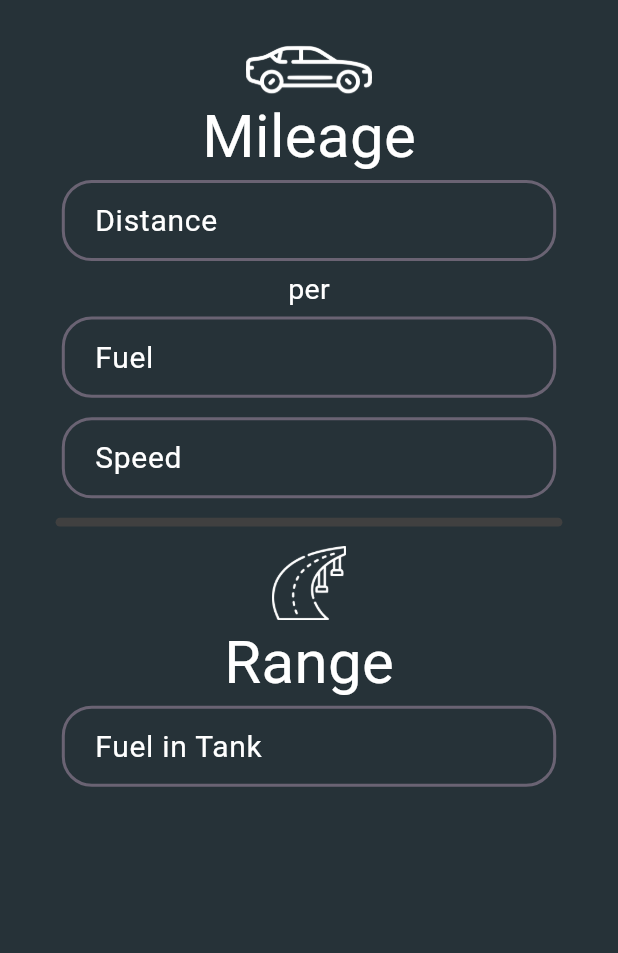
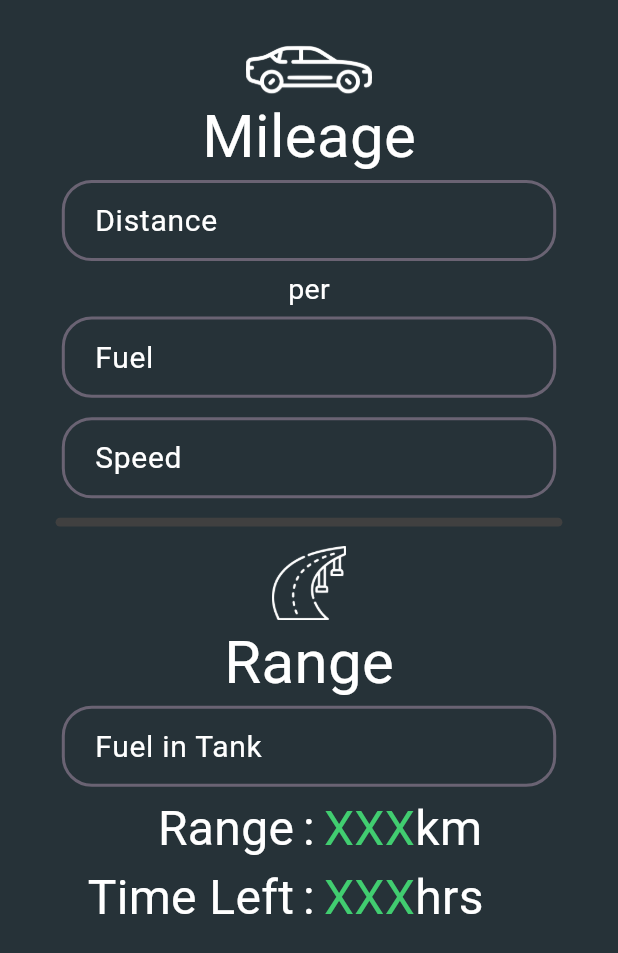
Before and after one commit to GComputeNerd/Fuel-Calc, a Flutter app: the screen it shows after launch, on a phone screen of 412 x 824 dp. Shown: the top 953 px of the screen. Run offline on Flutter 3.47's test engine with Material 3 defaults, Android fonts, the phone set to English and light mode, and no system bars; Roboto replaces fonts that are missing (Iceland).

Commit message:
Added Result Table

```diff
--- a/lib/main.dart
+++ b/lib/main.dart
@@ -1,4 +1,5 @@
 import 'package:flutter/material.dart';
+import 'package:flutter/services.dart';
 
 void main() {
   runApp(const MyApp());
@@ -10,6 +11,7 @@ class MyApp extends StatelessWidget {
   // This widget is the root of your application.
   @override
   Widget build(BuildContext context) {
+
     return MaterialApp(
       title: 'Flutter Demo',
       theme: ThemeData(
@@ -33,7 +35,8 @@ class MyHomePage extends StatelessWidget {
     return Scaffold(
       backgroundColor: const Color(0xFF263238),
       body: Center(
-        child: Column(
+        child: ListView(
+          children: [Column(
             children: [
               SizedBox(height: 30,),
               Heading(
@@ -84,10 +87,71 @@ class MyHomePage extends StatelessWidget {
                 width: width*0.8,
                 hintText: "Fuel in Tank",
                 suffix: "ltr"
+              ),
+              const SizedBox(height: 5,),
+              Result(
+                children: [
+                  ResultRow("Range", "XXX", "km"),
+                  ResultRow("Time Left", "XXX", "hrs")
+                ],
               )
             ],
+          )]
         ),
       ),
+    );
+  }
+}
+
+TableRow ResultRow(prefix, result, suffix) {
+    TextStyle style = const TextStyle(
+        fontFamily: "Iceland",
+        fontSize: 32,
+        color: Colors.white
+      );
+
+    return TableRow(
+      children: [
+        Text(prefix,
+        style: style,
+        textAlign: TextAlign.right,),
+        Text(":",
+        style: style,
+        textAlign: TextAlign.center,),
+        Row(
+          children: [
+            Text(result, style: const TextStyle(
+              fontFamily: "Iceland",
+            fontSize: 32,
+            color: Color(0xFF41CD70)
+            )),
+            Text(suffix, style: style),
+          ],
+        )
+      ],
+    );
+}
+
+class Result extends StatelessWidget {
+  const Result({
+    super.key,
+
+    required this.children,
+  });
+
+  final List<TableRow> children;
+
+  @override
+  Widget build(BuildContext context) {
+    double width = MediaQuery.of(context).size.width;
+
+    return Table(
+      columnWidths: {
+        0: FlexColumnWidth(10),
+        1: FlexColumnWidth(1),
+        2: FlexColumnWidth(10),
+      },
+      children: children,
     );
   }
 }
```
Lines whose indentation alone changed are shown as unchanged.
